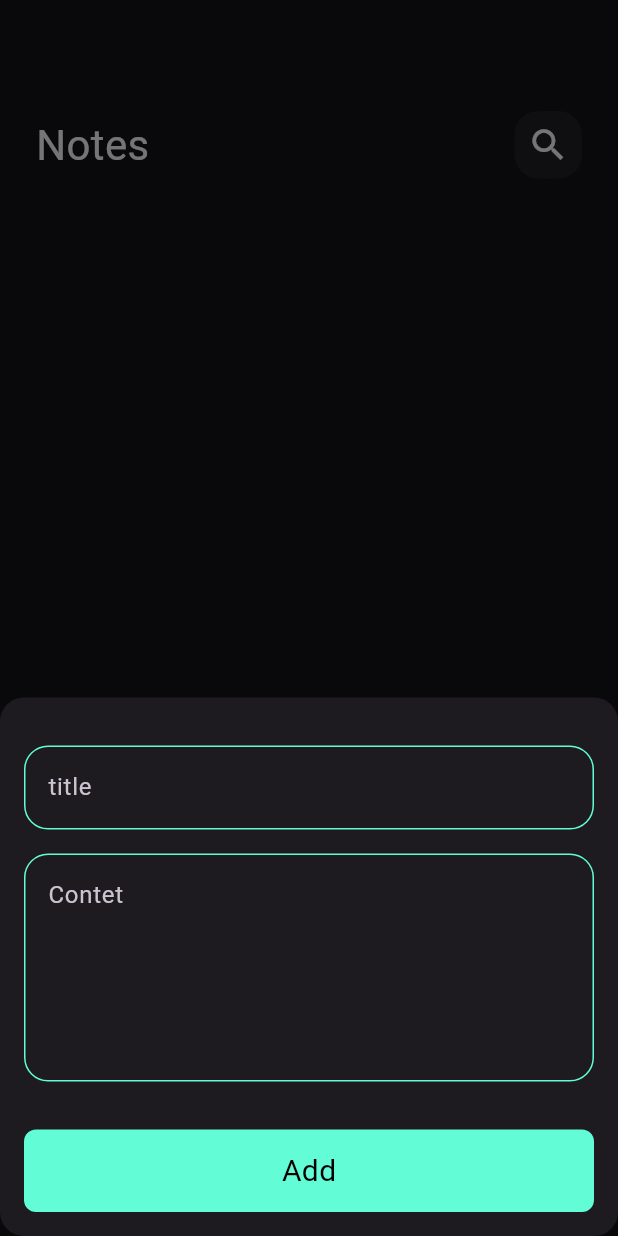
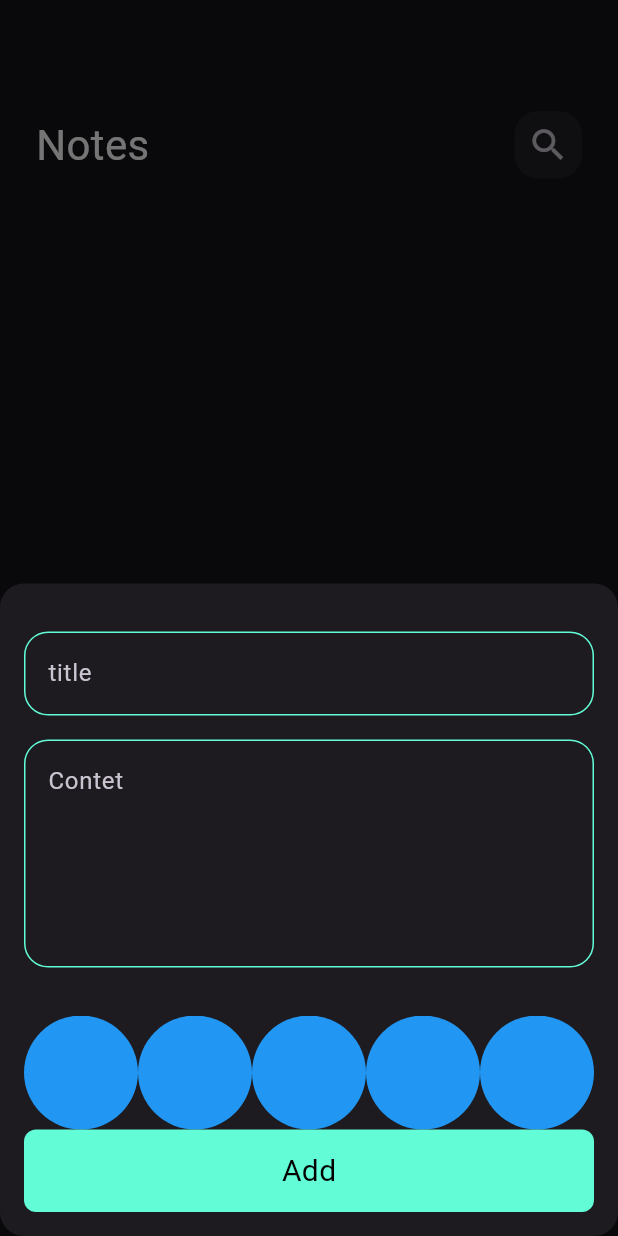
Before and after one commit to George-Anyas/notes_app, a Flutter app: the screen it shows after launch, after a tap on the "add" icon, on a phone screen of 412 x 824 dp. Run offline on Flutter 3.47's test engine with Material 3 defaults, Android fonts, the phone set to English and light mode, and no system bars; our stand-ins replace bloc, flutter_bloc, hive, hive_flutter, modal_progress_hud_nsn; accounts and stored records are empty; Roboto replaces fonts that are missing (Poppins).

Commit message:
create colors list view part one

```diff
--- a/lib/models/note_model.dart
+++ b/lib/models/note_model.dart
@@ -4,13 +4,13 @@ part 'note_model.g.dart';
 @HiveType(typeId: 0)
 class NoteModel extends HiveObject {
   @HiveField(0)
-  final String title;
+  String title;
   @HiveField(1)
-  final String subTitle;
+  String subTitle;
   @HiveField(2)
   final String date;
   @HiveField(3)
-  final int color;
+  int color;
 
   NoteModel({
     required this.title,
--- a/lib/widgets/add_note_form.dart
+++ b/lib/widgets/add_note_form.dart
@@ -2,6 +2,7 @@ import 'package:flutter/material.dart';
 import 'package:flutter_bloc/flutter_bloc.dart';
 import 'package:notes_app/cubits/add_note_cubit/add_note_cubit.dart';
 import 'package:notes_app/models/note_model.dart';
+import 'package:notes_app/widgets/colors_listView.dart';
 import 'package:notes_app/widgets/custom_buttom.dart';
 import 'package:notes_app/widgets/custom_text_filed.dart';
 
@@ -48,6 +49,7 @@ class _AddNoteFormState extends State<AddNoteForm> {
           const SizedBox(
             height: 32,
           ),
+          ColorsListView(),
           BlocBuilder<AddNoteCubit, AddNoteState>(
             builder: (context, state) {
               return CustomButtom(
--- /dev/null
+++ b/lib/widgets/colors_listView.dart
@@ -0,0 +1,31 @@
+import 'package:flutter/material.dart';
+
+class ColorItem extends StatelessWidget {
+  const ColorItem({super.key});
+
+  @override
+  Widget build(BuildContext context) {
+    return const CircleAvatar(
+      backgroundColor: Colors.blue,
+      radius: 38,
+    );
+  }
+}
+
+class ColorsListView extends StatelessWidget {
+  const ColorsListView({super.key});
+
+  @override
+  Widget build(BuildContext context) {
+    return SizedBox(
+      height: 38 * 2,
+      child: ListView.builder(
+        itemBuilder: (context, index) {
+          return const ColorItem();
+        },
+        itemCount: 10,
+        scrollDirection: Axis.horizontal,
+      ),
+    );
+  }
+}
--- a/lib/widgets/custom_appbar.dart
+++ b/lib/widgets/custom_appbar.dart
@@ -3,9 +3,11 @@ import 'package:flutter/widgets.dart';
 import 'package:notes_app/widgets/custom_icon.dart';
 
 class CustomAppBar extends StatelessWidget {
-  const CustomAppBar({super.key, required this.title, required this.icon});
+  const CustomAppBar(
+      {super.key, required this.title, required this.icon, this.onpressed});
   final String title;
   final IconData icon;
+  final void Function()? onpressed;
   @override
   Widget build(BuildContext context) {
     return Row(
@@ -18,7 +20,8 @@ class CustomAppBar extends StatelessWidget {
           ),
         ),
         Spacer(),
-        CustomSearchIcon(
+        CustomIcon(
+          onpressed: () {},
           title: title,
           icon: icon,
         ),
--- a/lib/widgets/custom_icon.dart
+++ b/lib/widgets/custom_icon.dart
@@ -1,10 +1,12 @@
 import 'package:flutter/material.dart';
 import 'package:flutter/widgets.dart';
 
-class CustomSearchIcon extends StatelessWidget {
-  const CustomSearchIcon({super.key, required this.icon, required this.title});
+class CustomIcon extends StatelessWidget {
+  const CustomIcon(
+      {super.key, required this.icon, required this.title, this.onpressed});
   final IconData icon;
   final String title;
+  final void Function()? onpressed;
   @override
   Widget build(BuildContext context) {
     return Container(
@@ -14,8 +16,9 @@ class CustomSearchIcon extends StatelessWidget {
         color: Colors.white.withOpacity(0.05),
         borderRadius: BorderRadius.circular(16),
       ),
-      child: Center(
-        child: Icon(
+      child: IconButton(
+        onPressed: () {},
+        icon: Icon(
           icon,
           size: 28,
         ),
--- a/lib/widgets/custom_note_item.dart
+++ b/lib/widgets/custom_note_item.dart
@@ -12,7 +12,9 @@ class NoteItem extends StatelessWidget {
     return GestureDetector(
       onTap: () {
         Navigator.push(context, MaterialPageRoute(builder: (context) {
-          return const EditNoteView();
+          return EditNoteView(
+            note: note,
+          );
         }));
       },
       child: Container(
--- a/lib/widgets/custom_text_filed.dart
+++ b/lib/widgets/custom_text_filed.dart
@@ -4,13 +4,19 @@ import 'package:notes_app/constans.dart';
 
 class CustomTextField extends StatelessWidget {
   const CustomTextField(
-      {super.key, required this.hint, this.maxLines = 1, this.onSaved});
+      {super.key,
+      required this.hint,
+      this.maxLines = 1,
+      this.onSaved,
+      this.onChange});
   final String hint;
   final int maxLines;
+  final Function(String)? onChange;
   final void Function(String?)? onSaved;
   @override
   Widget build(BuildContext context) {
     return TextFormField(
+      onChanged: onChange,
       onSaved: onSaved,
       validator: (value) {
         if (value?.isEmpty ?? true) {
```
Also changed, not shown: lib/view/edit_note_view.dart (+6 -3 lines), lib/widgets/Edit_Note_ViewBody.dart (+32 -7 lines).
